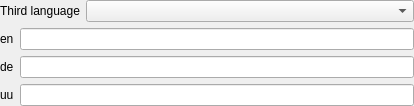
Arombolosh/dwdImporter, file externals/QtExt/src/QtExt_LanguageStringEditWidget3.ui: the form before one commit.
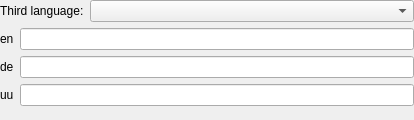
The form after the commit.

The edit to the form file:
```diff
--- a/externals/QtExt/src/QtExt_LanguageStringEditWidget3.ui
+++ b/externals/QtExt/src/QtExt_LanguageStringEditWidget3.ui
@@ -7,7 +7,7 @@
     <x>0</x>
     <y>0</y>
     <width>414</width>
-    <height>105</height>
+    <height>120</height>
    </rect>
   </property>
   <property name="windowTitle">
@@ -29,7 +29,7 @@
    <item row="0" column="0">
     <widget class="QLabel" name="labelLanguageSelection">
      <property name="text">
-      <string>Third language</string>
+      <string>Third language:</string>
      </property>
     </widget>
    </item>
```
Left out of the diff: 2 changed lines with no effect on the pictures.
